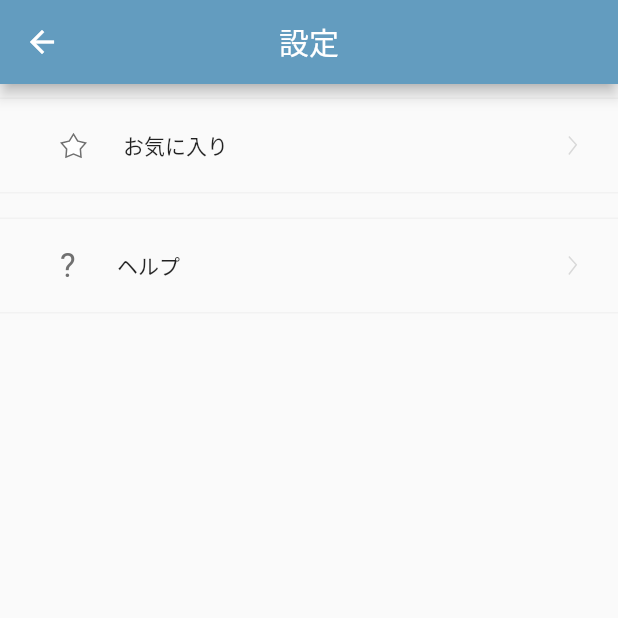
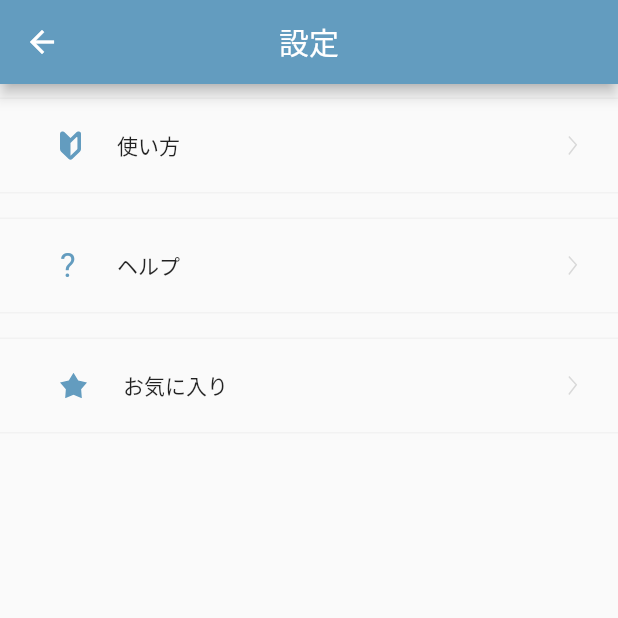
Before and after one commit to K-shir0/FindFont, a Flutter app: the screen it shows after launch, after a tap on an icon or button, on a phone screen of 412 x 824 dp, the top half of it. Run offline on Flutter 3.47's test engine with Material 2 defaults, Android fonts, the phone set to English and light mode, and no system bars; our stand-ins replace camera, dio, flutter_dotenv, flutter_hooks, flutter_riverpod, flutter_svg and 5 more; accounts and stored records are empty; generated files the repository leaves out were written again.

Commit message:
feat: 使用方法のページを追加

```diff
--- a/lib/main.dart
+++ b/lib/main.dart
@@ -11,6 +11,7 @@ import 'package:find_font/pages/FontLogPage.dart';
 import 'package:find_font/pages/IndexPage.dart';
 import 'package:find_font/pages/MyHomePage.dart';
 import 'package:find_font/pages/SettingPage.dart';
+import 'package:find_font/pages/UsagePage.dart';
 import 'package:flutter/material.dart';
 import 'package:flutter_dotenv/flutter_dotenv.dart';
 import 'package:flutter_hooks/flutter_hooks.dart';
@@ -66,8 +67,7 @@ class Router extends HookWidget {
       onGenerateRoute: (settings) {
         // Indexページ
         if (settings.name == '/') {
-          return MaterialPageRoute(
-              builder: (context) => IndexPage());
+          return MaterialPageRoute(builder: (context) => IndexPage());
         }
 
         // カメラページ
@@ -117,6 +117,12 @@ class Router extends HookWidget {
           );
         }
 
+        if (uri.pathSegments.length == 1 && uri.pathSegments.first == 'usage') {
+          return MaterialPageRoute(
+            builder: (context) => UsagePage(),
+          );
+        }
+
         return MaterialPageRoute(
             builder: (context) => MyHomePage(
                   title: "Unknown Page",
--- a/lib/pages/SettingPage.dart
+++ b/lib/pages/SettingPage.dart
@@ -18,23 +18,31 @@ class SettingPage extends HookWidget {
         children: [
           _UsageButtonItem(
             title: Text(
-              "お気に入り",
+              "使い方",
               style: textStyle,
             ),
-            svgPicture: SvgPicture.asset('assets/svg/favorite.svg'),
-            onTapHandler: () {
-              print("お気に入りボタンが押された");
-              Navigator.of(context).pushNamed('/favorite');
-            },
+            svgPicture: SvgPicture.asset('assets/svg/syoshinsya.svg'),
+            onTapHandler: () => Navigator.pushNamed(context, '/usage'),
           ),
           _UsageButtonItem(
             title: Text(
               "ヘルプ",
               style: textStyle,
             ),
-            svgPicture: SvgPicture.asset('assets/svg/help.svg'),
+            svgPicture: SvgPicture.asset('assets/svg/question.svg'),
             onTapHandler: () {
               print("ヘルプボタンが押された");
+            },
+          ),
+          _UsageButtonItem(
+            title: Text(
+              "お気に入り",
+              style: textStyle,
+            ),
+            svgPicture: SvgPicture.asset('assets/svg/star.svg'),
+            onTapHandler: () {
+              print("お気に入りボタンが押された");
+              Navigator.of(context).pushNamed('/favorite');
             },
           ),
         ],
```
Also changed, not shown: lib/pages/UsagePage.dart (added, +10 -0 lines).
